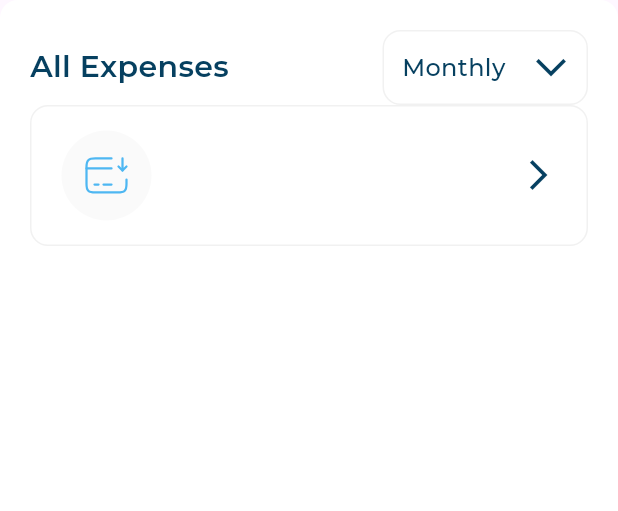
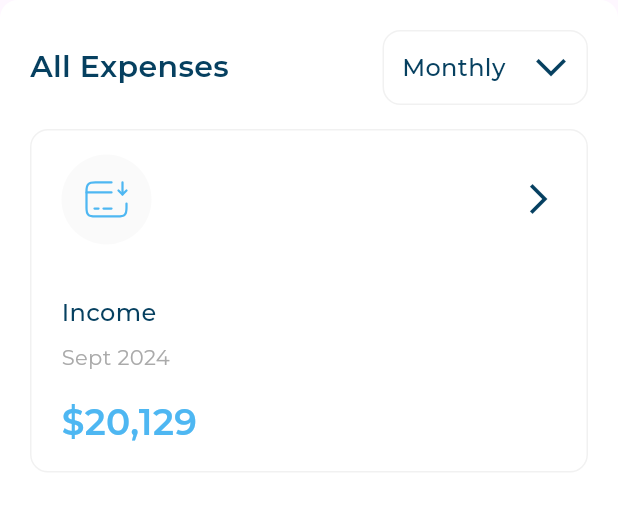
Before and after one commit to omarshaf3y/Responsive-Dashboard, a Flutter app: the AllExpenses widget shown alone on an empty page, opened directly, on a phone screen of 412 x 824 dp. Shown: the top 511 px of the screen. Run offline on Flutter 3.47's test engine with Material 3 defaults, Android fonts, the phone set to English and light mode, and no system bars; our stand-ins replace device_preview, flutter_svg; project files that could hold a hidden picture were left out.

Commit message:
All expenses item part 3

```diff
--- a/lib/views/widgets/all_expenses.dart
+++ b/lib/views/widgets/all_expenses.dart
@@ -18,6 +18,9 @@ class AllExpenses extends StatelessWidget {
       child: const Column(
         children: [
           AllExpensesHeader(),
+          SizedBox(
+            height: 16,
+          ),
           AllExpensesItem(
             itemModel: AllExpensesItemModel(
               image: Assets.imagesIncome,
--- a/lib/views/widgets/all_expneses_item.dart
+++ b/lib/views/widgets/all_expneses_item.dart
@@ -1,5 +1,6 @@
 import 'package:flutter/material.dart';
 import 'package:responsive_dashboard/models/all_expenses_item_model.dart';
+import 'package:responsive_dashboard/utils/app_styles.dart';
 import 'package:responsive_dashboard/views/widgets/all_expenses_item_header.dart';
 
 class AllExpensesItem extends StatelessWidget {
@@ -18,9 +19,31 @@ class AllExpensesItem extends StatelessWidget {
         ),
       ),
       child: Column(
+        crossAxisAlignment: CrossAxisAlignment.start,
         children: [
           AllExpensesItemHeader(
             image: itemModel.image,
+          ),
+          const SizedBox(
+            height: 34,
+          ),
+          Text(
+            itemModel.title,
+            style: AppStyles.styleMedium16,
+          ),
+          const SizedBox(
+            height: 8,
+          ),
+          Text(
+            itemModel.date,
+            style: AppStyles.styleRegular14,
+          ),
+          const SizedBox(
+            height: 16,
+          ),
+          Text(
+            itemModel.price,
+            style: AppStyles.styleSemiBold24,
           ),
         ],
       ),
```
